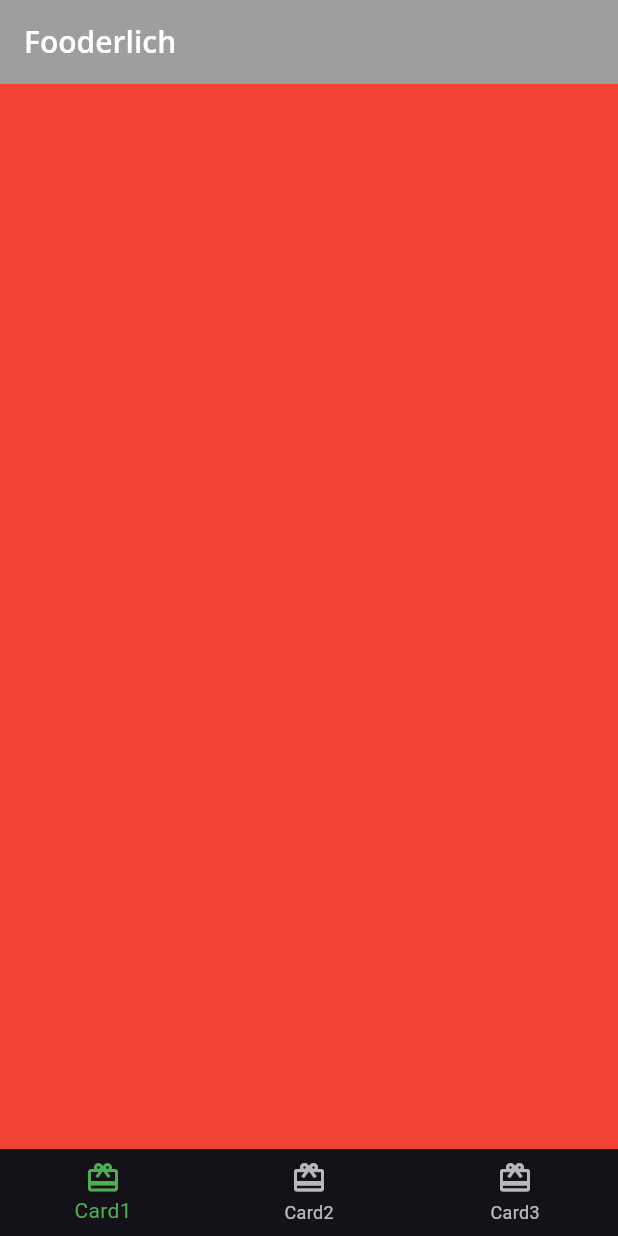
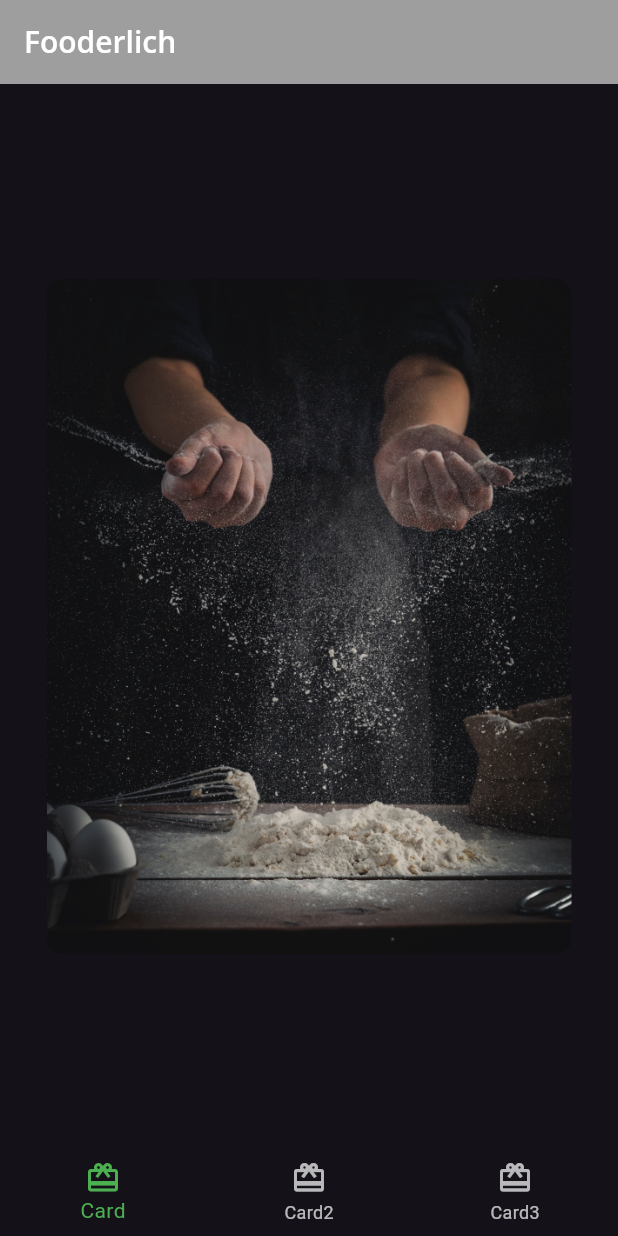
Before and after one commit to triastanto/flta-03-basic-widgets, a Flutter app: the screen it shows after launch, on a phone screen of 412 x 824 dp. Run offline on Flutter 3.47's test engine with Material 3 defaults, Android fonts, the phone set to English and light mode, and no system bars; our stand-ins replace google_fonts.

```diff
--- /dev/null
+++ b/lib/card1.dart
@@ -0,0 +1,31 @@
+import 'package:flutter/material.dart';
+
+class Card1 extends StatelessWidget {
+  const Card1({super.key});
+
+  final String category = 'Editor\'s Choice';
+  final String title = 'The Art of Dough';
+  final String description = 'Learn to make the perfect bread.';
+  final String chef = 'Ray Wenderlich';
+
+  @override
+  Widget build(BuildContext context) {
+    return Center(
+      child: Container(
+        padding: const EdgeInsets.all(16),
+        constraints: const BoxConstraints.expand(
+          width: 350,
+          height: 450,
+        ),
+        decoration: const BoxDecoration(
+          image: DecorationImage(
+            image: AssetImage('assets/mag1.png'),
+            fit: BoxFit.cover,
+          ),
+          borderRadius: BorderRadius.all(Radius.circular(10.0))
+        ),
+        // TODO: Add a stack of text
+      ),
+    );
+  }
+}
--- a/lib/home.dart
+++ b/lib/home.dart
@@ -1,4 +1,5 @@
 import 'package:flutter/material.dart';
+import 'card1.dart';
 
 class Home extends StatefulWidget {
   const Home({super.key});
@@ -11,8 +12,7 @@ class HomeState extends State<Home> {
   int _selectedIndex = 0;
 
   static List<Widget> pages = <Widget>[
-    // TODO: Replace with Card1
-    Container(color: Colors.red),
+    const Card1(),
     // TODO: Replace with Card2
     Container(color: Colors.green),
     // TODO: Replace with Card2
@@ -41,7 +41,7 @@ class HomeState extends State<Home> {
         items: const [
           BottomNavigationBarItem(
             icon: Icon(Icons.card_giftcard),
-            label: 'Card1',
+            label: 'Card',
           ),
           BottomNavigationBarItem(
             icon: Icon(Icons.card_giftcard),
```
Also changed, not shown: assets/mag1.png (added).
